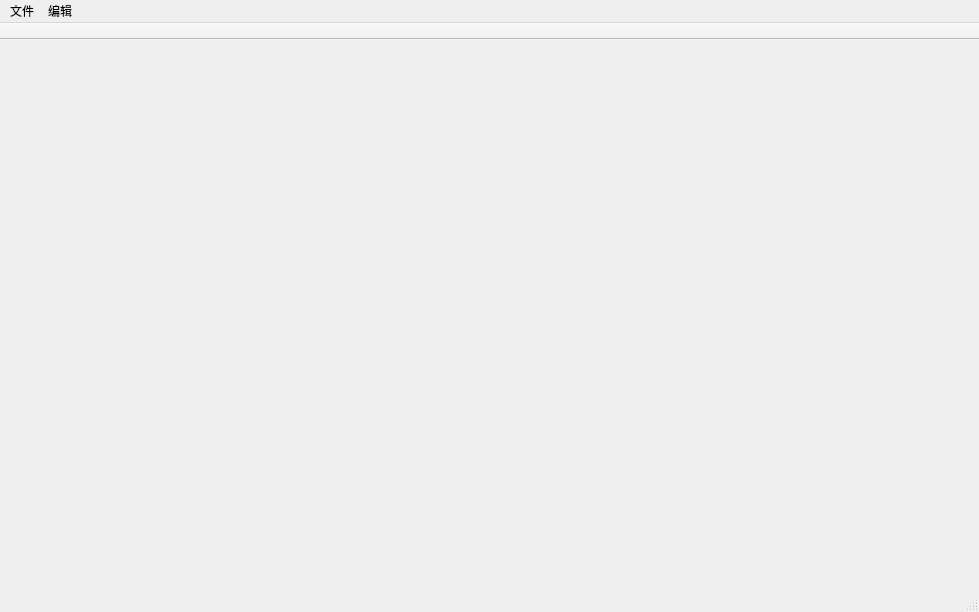
First picture: the form in BKOven/mainwindow.ui, repository Icemic/BKOven, before the edit.
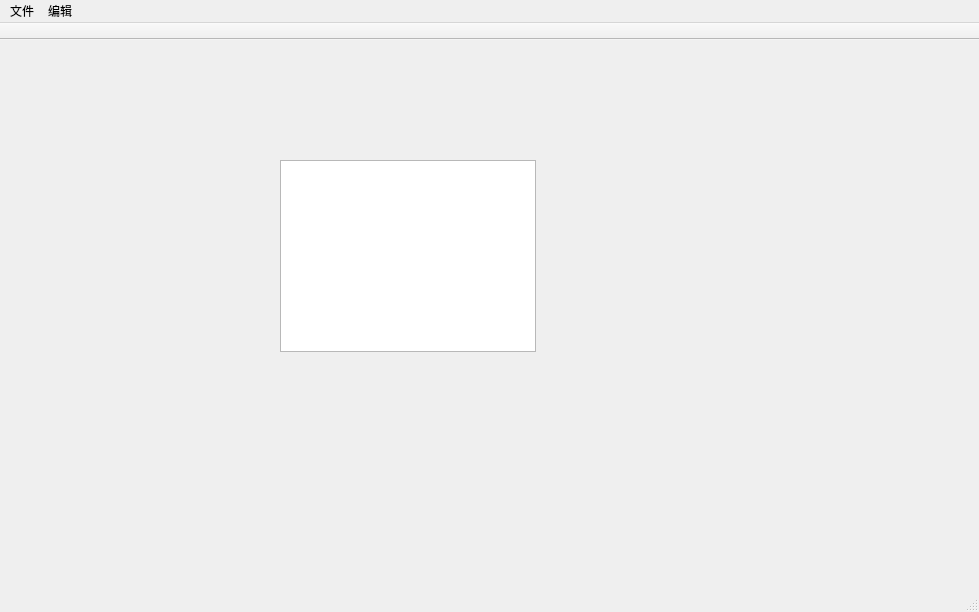
Second picture: the form after the edit.

Commit message: 修正素材区图片图标可任意移动位置的问题

The edit to the form file:
```diff
--- a/BKOven/mainwindow.ui
+++ b/BKOven/mainwindow.ui
@@ -17,6 +17,16 @@
    <property name="enabled">
     <bool>true</bool>
    </property>
+   <widget class="QListWidget" name="listWidget">
+    <property name="geometry">
+     <rect>
+      <x>280</x>
+      <y>120</y>
+      <width>256</width>
+      <height>192</height>
+     </rect>
+    </property>
+   </widget>
   </widget>
   <widget class="QMenuBar" name="menuBar">
    <property name="geometry">
```
The commit also changes 1 other file.
